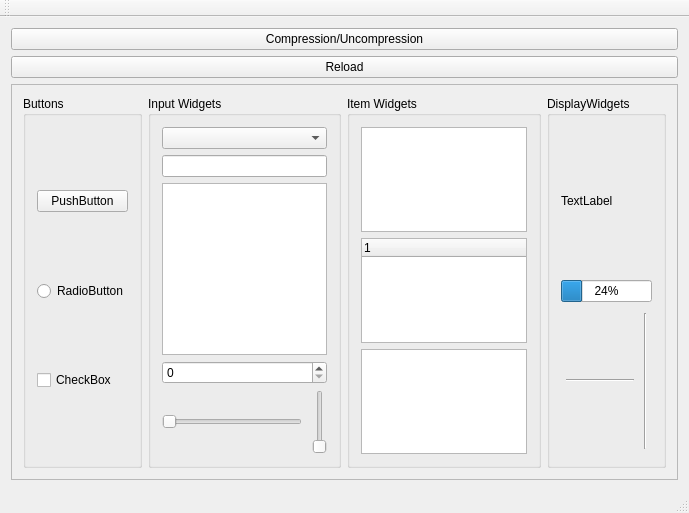
Before: the Qt Designer form QtPlayground/qttestbed.ui in jhbaessi/BDPlayground, drawn with Qt 5.
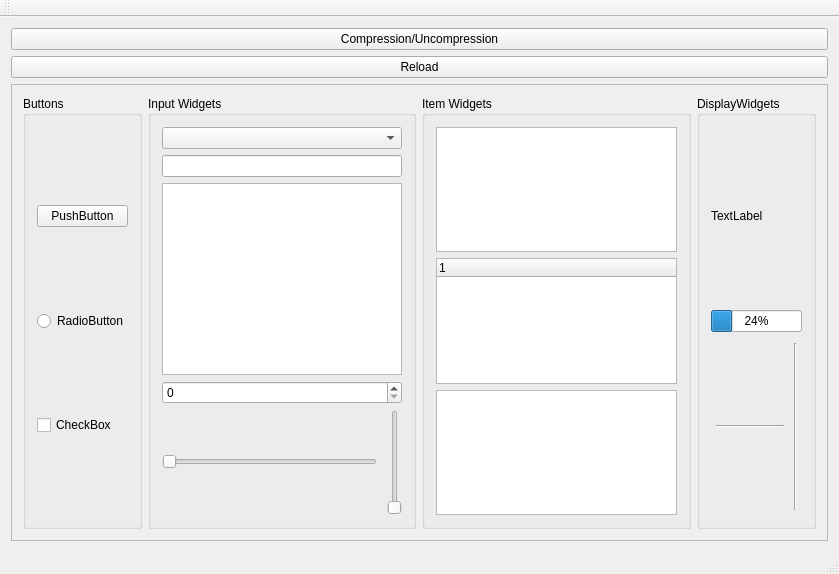
After: the same form once the commit is applied.

Commit message: Change stylesheet for slider testing.

What changed in the file:
```diff
--- a/QtPlayground/qttestbed.ui
+++ b/QtPlayground/qttestbed.ui
@@ -6,8 +6,8 @@
    <rect>
     <x>0</x>
     <y>0</y>
-    <width>689</width>
-    <height>513</height>
+    <width>839</width>
+    <height>574</height>
    </rect>
   </property>
   <property name="windowTitle">
@@ -39,8 +39,8 @@
         <rect>
          <x>0</x>
          <y>0</y>
-         <width>669</width>
-         <height>382</height>
+         <width>819</width>
+         <height>443</height>
         </rect>
        </property>
        <layout class="QHBoxLayout" name="horizontalLayout_3">
@@ -99,6 +99,24 @@
              </property>
              <item>
               <widget class="QSlider" name="horizontalSlider">
+               <property name="sizePolicy">
+                <sizepolicy hsizetype="Expanding" vsizetype="Fixed">
+                 <horstretch>0</horstretch>
+                 <verstretch>0</verstretch>
+                </sizepolicy>
+               </property>
+               <property name="minimumSize">
+                <size>
+                 <width>0</width>
+                 <height>20</height>
+                </size>
+               </property>
+               <property name="maximumSize">
+                <size>
+                 <width>16777215</width>
+                 <height>20</height>
+                </size>
+               </property>
                <property name="orientation">
                 <enum>Qt::Horizontal</enum>
                </property>
```
Left out of the diff: 2 changed lines with no effect on the pictures. The commit also changes 2 other files.
